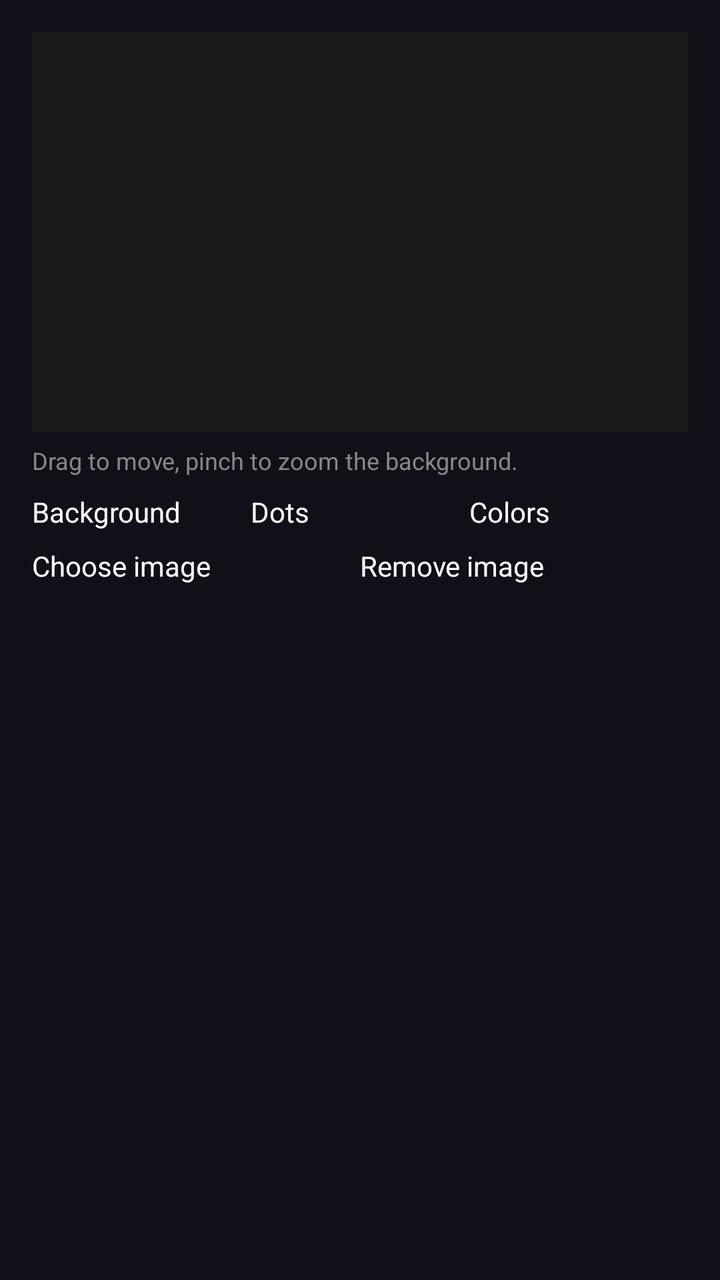
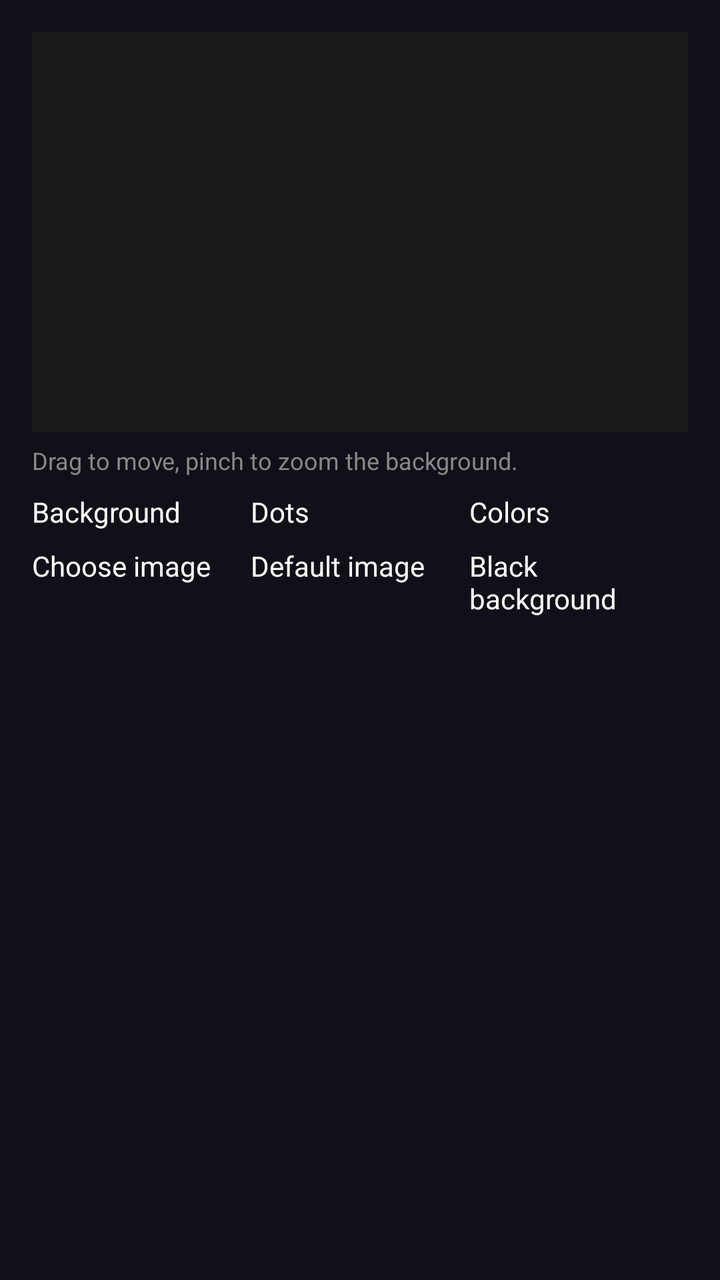

An Android layout rendered at two revisions. The XML below is the earlier revision; the diff shows what the commit changed to produce the second picture.
<!-- AndroidManifest.xml: application theme AppTheme -->
<!-- res/layout/activity_appearance.xml -->
<?xml version="1.0" encoding="utf-8"?>
<LinearLayout xmlns:android="http://schemas.android.com/apk/res/android"
    android:layout_width="match_parent"
    android:layout_height="match_parent"
    android:orientation="vertical"
    android:padding="16dp">

    <FrameLayout
        android:id="@+id/preview_container"
        android:layout_width="match_parent"
        android:layout_height="200dp"
        android:background="#1A1A1A" />

    <TextView
        android:id="@+id/tvHint"
        android:layout_width="match_parent"
        android:layout_height="wrap_content"
        android:layout_marginTop="6dp"
        android:text="@string/appearance_hint_background"
        android:textColor="#888888"
        android:textSize="12sp" />

    <LinearLayout
        android:layout_width="match_parent"
        android:layout_height="wrap_content"
        android:layout_marginTop="8dp"
        android:orientation="horizontal">

        <Button
            android:id="@+id/btnTabBackground"
            android:layout_width="0dp"
            android:layout_height="wrap_content"
            android:layout_weight="1"
            android:text="@string/appearance_tab_background" />

        <Button
            android:id="@+id/btnTabDots"
            android:layout_width="0dp"
            android:layout_height="wrap_content"
            android:layout_weight="1"
            android:text="@string/appearance_tab_dots" />

        <Button
            android:id="@+id/btnTabColors"
            android:layout_width="0dp"
            android:layout_height="wrap_content"
            android:layout_weight="1"
            android:text="@string/appearance_tab_colors" />
    </LinearLayout>

    <ScrollView
        android:layout_width="match_parent"
        android:layout_height="0dp"
        android:layout_marginTop="8dp"
        android:layout_weight="1"
        android:fillViewport="true">

        <FrameLayout
            android:id="@+id/tabs_content"
            android:layout_width="match_parent"
            android:layout_height="wrap_content"
            android:paddingBottom="72dp">

            <LinearLayout
                android:id="@+id/tab_background"
                android:layout_width="match_parent"
                android:layout_height="wrap_content"
                android:orientation="vertical">

                <LinearLayout
                    android:layout_width="match_parent"
                    android:layout_height="wrap_content"
                    android:orientation="horizontal">

                    <Button
                        android:id="@+id/btnChooseImage"
                        android:layout_width="0dp"
                        android:layout_height="wrap_content"
                        android:layout_weight="1"
                        android:text="@string/appearance_choose_image" />

                    <Button
                        android:id="@+id/btnRemoveImage"
                        android:layout_width="0dp"
                        android:layout_height="wrap_content"
                        android:layout_weight="1"
                        android:text="@string/appearance_remove_image" />
                </LinearLayout>

                <LinearLayout
                    android:id="@+id/background_sliders"
                    android:layout_width="match_parent"
                    android:layout_height="wrap_content"
                    android:orientation="vertical" />
            </LinearLayout>

            <LinearLayout
                android:id="@+id/tab_dots"
                android:layout_width="match_parent"
                android:layout_height="wrap_content"
                android:orientation="vertical"
                android:visibility="gone">

                <LinearLayout
                    android:id="@+id/dots_sliders"
                    android:layout_width="match_parent"
                    android:layout_height="wrap_content"
                    android:orientation="vertical" />
            </LinearLayout>

            <LinearLayout
                android:id="@+id/tab_colors"
                android:layout_width="match_parent"
                android:layout_height="wrap_content"
                android:orientation="vertical"
                android:visibility="gone">

                <TextView
                    android:layout_width="wrap_content"
                    android:layout_height="wrap_content"
                    android:text="@string/appearance_color_active"
                    android:textColor="@android:color/white"
                    android:textSize="16sp"
                    android:textStyle="bold" />

                <LinearLayout
                    android:id="@+id/active_color_sliders"
                    android:layout_width="match_parent"
                    android:layout_height="wrap_content"
                    android:orientation="vertical" />

                <TextView
                    android:layout_width="wrap_content"
                    android:layout_height="wrap_content"
                    android:layout_marginTop="16dp"
                    android:text="@string/appearance_color_inactive"
                    android:textColor="@android:color/white"
                    android:textSize="16sp"
                    android:textStyle="bold" />

                <LinearLayout
                    android:id="@+id/inactive_color_sliders"
                    android:layout_width="match_parent"
                    android:layout_height="wrap_content"
                    android:orientation="vertical" />

                <Button
                    android:id="@+id/btnResetAppearance"
                    android:layout_width="wrap_content"
                    android:layout_height="wrap_content"
                    android:layout_marginTop="20dp"
                    android:text="@string/appearance_reset" />
            </LinearLayout>
        </FrameLayout>
    </ScrollView>
</LinearLayout>
<!-- resources referenced by this layout -->
<resources>
  <string name="appearance_choose_image">Choose image</string>
  <string name="appearance_color_active">Active dot color</string>
  <string name="appearance_color_inactive">Inactive dot color</string>
  <string name="appearance_hint_background">Drag to move, pinch to zoom the background.</string>
  <string name="appearance_remove_image">Remove image</string>
  <string name="appearance_reset">Reset defaults</string>
  <string name="appearance_tab_background">Background</string>
  <string name="appearance_tab_colors">Colors</string>
  <string name="appearance_tab_dots">Dots</string>
  <style name="AppTheme" parent="@android:style/Theme.Material.NoActionBar">
          <item name="android:windowBackground">#101018</item>
          <item name="android:colorAccent">#7C4DFF</item>
      </style>
</resources>

<!-- the commit's change to res/layout/activity_appearance.xml (unified diff, before → after) -->
@@ -80,11 +80,18 @@
                         android:text="@string/appearance_choose_image" />
 
                     <Button
+                        android:id="@+id/btnDefaultImage"
+                        android:layout_width="0dp"
+                        android:layout_height="wrap_content"
+                        android:layout_weight="1"
+                        android:text="@string/appearance_default_image" />
+
+                    <Button
                         android:id="@+id/btnRemoveImage"
                         android:layout_width="0dp"
                         android:layout_height="wrap_content"
                         android:layout_weight="1"
-                        android:text="@string/appearance_remove_image" />
+                        android:text="@string/appearance_black_background" />
                 </LinearLayout>
 
                 <LinearLayout
<!-- resource entries referenced after the edit -->
@@ -1,10 +1,11 @@
 <!-- resources referenced by this layout -->
 <resources>
+  <string name="appearance_black_background">Black background</string>
   <string name="appearance_choose_image">Choose image</string>
   <string name="appearance_color_active">Active dot color</string>
   <string name="appearance_color_inactive">Inactive dot color</string>
+  <string name="appearance_default_image">Default image</string>
   <string name="appearance_hint_background">Drag to move, pinch to zoom the background.</string>
-  <string name="appearance_remove_image">Remove image</string>
   <string name="appearance_reset">Reset defaults</string>
   <string name="appearance_tab_background">Background</string>
   <string name="appearance_tab_colors">Colors</string>
